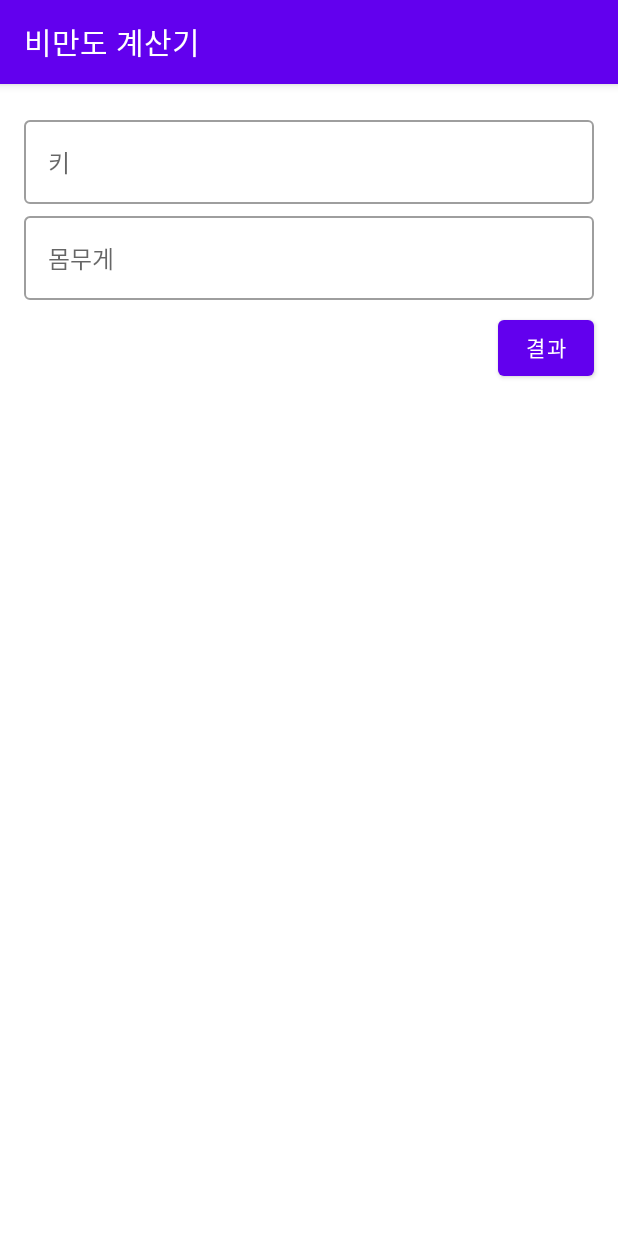
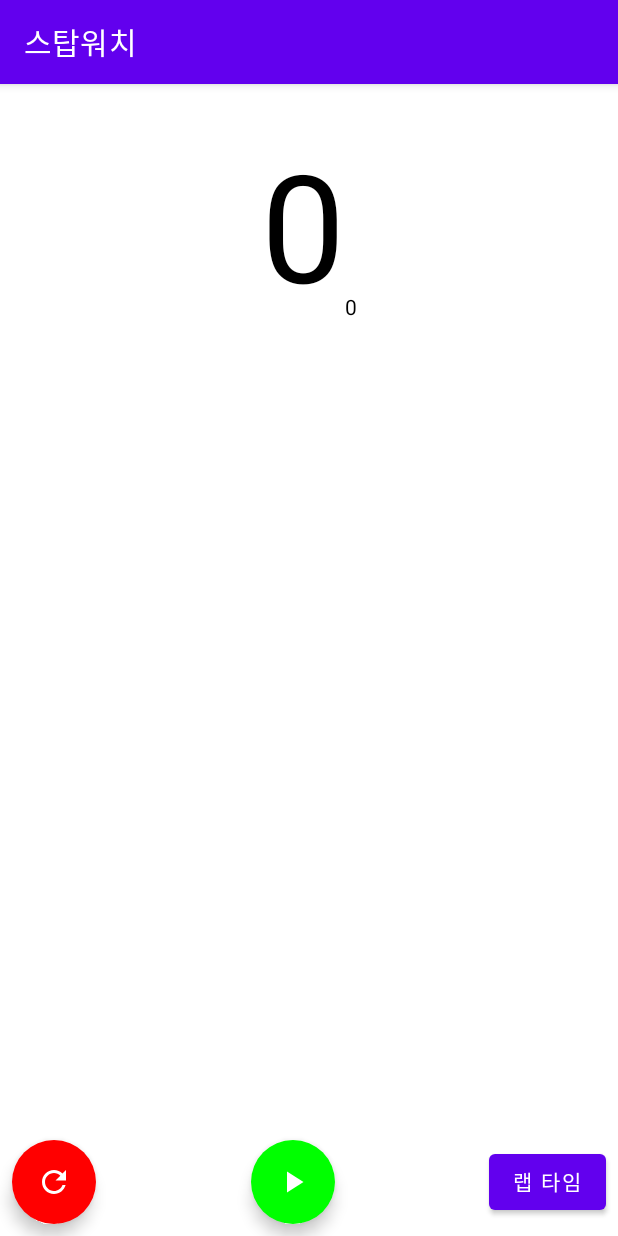
Before and after one commit to tkdgusl94/compose-sample, an Android app built with Jetpack Compose: the screen it shows after launch (MainActivity), on a phone screen of 412 x 824 dp. Run offline under Robolectric (Android 15) with nearby library versions, the phone set to English and light mode, and no system bars.

Commit message:
스탑워치

```diff
--- a/app/src/main/java/com/leveloper/compose_sample/MainActivity.kt
+++ b/app/src/main/java/com/leveloper/compose_sample/MainActivity.kt
@@ -4,43 +4,35 @@ import android.os.Bundle
 import androidx.activity.ComponentActivity
 import androidx.activity.compose.setContent
 import androidx.compose.foundation.Image
-import androidx.compose.foundation.clickable
 import androidx.compose.foundation.layout.Arrangement
 import androidx.compose.foundation.layout.Column
+import androidx.compose.foundation.layout.Row
 import androidx.compose.foundation.layout.Spacer
 import androidx.compose.foundation.layout.fillMaxSize
 import androidx.compose.foundation.layout.fillMaxWidth
 import androidx.compose.foundation.layout.height
 import androidx.compose.foundation.layout.padding
-import androidx.compose.foundation.layout.size
-import androidx.compose.foundation.text.KeyboardOptions
+import androidx.compose.foundation.rememberScrollState
+import androidx.compose.foundation.verticalScroll
 import androidx.compose.material.Button
-import androidx.compose.material.Icon
-import androidx.compose.material.OutlinedTextField
+import androidx.compose.material.FloatingActionButton
 import androidx.compose.material.Scaffold
 import androidx.compose.material.Text
 import androidx.compose.material.TopAppBar
-import androidx.compose.material.icons.Icons
-import androidx.compose.material.icons.filled.ArrowBack
 import androidx.compose.runtime.Composable
 import androidx.compose.runtime.State
 import androidx.compose.runtime.mutableStateOf
-import androidx.compose.runtime.saveable.rememberSaveable
 import androidx.compose.ui.Alignment
 import androidx.compose.ui.Modifier
 import androidx.compose.ui.graphics.Color
-import androidx.compose.ui.graphics.ColorFilter
 import androidx.compose.ui.res.painterResource
-import androidx.compose.ui.text.input.KeyboardType
+import androidx.compose.ui.tooling.preview.Preview
 import androidx.compose.ui.unit.dp
 import androidx.compose.ui.unit.sp
 import androidx.lifecycle.ViewModel
 import androidx.lifecycle.viewmodel.compose.viewModel
-import androidx.navigation.NavController
-import androidx.navigation.compose.NavHost
-import androidx.navigation.compose.composable
-import androidx.navigation.compose.rememberNavController
-import kotlin.math.pow
+import java.util.*
+import kotlin.concurrent.timer
 
 class MainActivity : ComponentActivity() {
 
@@ -48,136 +40,164 @@ class MainActivity : ComponentActivity() {
         super.onCreate(savedInstanceState)
 
         setContent {
-            val viewModel = viewModel<BmiViewModel>()
-            val navController = rememberNavController()
+            val viewModel = viewModel<MainViewModel>()
 
-            val bmi = viewModel.bmi.value
+            MainScreen(
+                sec = viewModel.sec.value,
+                milli = viewModel.milli.value,
+                isRunning = viewModel.isRunning.value,
+                lapTimes = viewModel.lapTimes.value,
+                onReset = viewModel::reset,
+                onToggle = { isRunning ->
+                    if (isRunning) viewModel.pause() else viewModel.start()
+                },
+                onLapTime = viewModel::recodeLapTime
+            )
+        }
+    }
+}
 
-            NavHost(navController = navController, startDestination = "home") {
-                composable(route = "home") {
-                    HomeScreen { height, weight ->
-                        viewModel.calculateBmi(height, weight)
+@Composable
+fun MainScreen(
+    sec: Int,
+    milli: Int,
+    isRunning: Boolean,
+    lapTimes: List<String>,
+    onReset: () -> Unit,
+    onToggle: (Boolean) -> Unit,
+    onLapTime: () -> Unit
+) {
+    Scaffold(
+        topBar = {
+            TopAppBar(title = { Text(text = "스탑워치") })
+        }
+    ) {
+        Column(
+            modifier = Modifier.fillMaxSize(),
+            horizontalAlignment = Alignment.CenterHorizontally
+        ) {
+            Spacer(modifier = Modifier.height(40.dp))
 
-                        navController.navigate("result")
-                    }
+            Row(
+                verticalAlignment = Alignment.Bottom
+            ) {
+                Text(text = "$sec", fontSize = 100.sp)
+                Text(text = "$milli")
+            }
+
+            Spacer(modifier = Modifier.height(16.dp))
+
+            Column(
+                modifier = Modifier
+                    .weight(1f)
+                    .verticalScroll(rememberScrollState())
+            ) {
+                lapTimes.forEach { lapTime ->
+                    Text(text = lapTime)
                 }
-                composable(route = "result") {
-                    ResultScreen(navController, bmi)
+            }
+
+            Row(
+                modifier = Modifier
+                    .padding(8.dp)
+                    .fillMaxWidth(),
+                horizontalArrangement = Arrangement.SpaceBetween,
+                verticalAlignment = Alignment.CenterVertically
+            ) {
+                FloatingActionButton(
+                    onClick = { onReset() },
+                    backgroundColor = Color.Red
+                ) {
+                    Image(
+                        painter = painterResource(id = R.drawable.ic_baseline_refresh_24),
+                        contentDescription = "reset"
+                    )
+                }
+
+                FloatingActionButton(
+                    onClick = { onToggle(isRunning) },
+                    backgroundColor = Color.Green
+                ) {
+                    Image(
+                        painter = painterResource(id = if (isRunning)
+                            R.drawable.ic_baseline_pause_24
+                        else
+                            R.drawable.ic_baseline_play_arrow_24
+                        ),
+                        contentDescription = "reset"
+                    )
+                }
+
+                Button(onClick = { onLapTime() }) {
+                    Text(text = "랩 타임")
                 }
             }
         }
     }
 }
 
+@Preview
 @Composable
-fun HomeScreen(
-    onClickResult: (Double, Double) -> Unit
-) {
-    val height = rememberSaveable { mutableStateOf("") }
-    val weight = rememberSaveable { mutableStateOf("") }
+fun abc() {
+    MainScreen(
+        sec = 20,
+        milli = 98,
+        isRunning = true,
+        lapTimes = emptyList(),
+        onReset = { /*TODO*/ },
+        onToggle = {}
+    ) {
 
-    Scaffold(
-        topBar = {
-            TopAppBar(
-                title = { Text(text = "비만도 계산기") }
-            )
-        }
-    ) {
-        Column(
-            modifier = Modifier.padding(16.dp)
-        ) {
-            OutlinedTextField(
-                value = height.value,
-                onValueChange = { height.value = it },
-                label = { Text(text = "키") },
-                modifier = Modifier.fillMaxWidth(),
-                keyboardOptions = KeyboardOptions(keyboardType = KeyboardType.Number)
-            )
-            OutlinedTextField(
-                value = weight.value,
-                onValueChange = { weight.value = it },
-                label = { Text(text = "몸무게") },
-                modifier = Modifier.fillMaxWidth(),
-                keyboardOptions = KeyboardOptions(keyboardType = KeyboardType.Number)
-            )
-            Spacer(modifier = Modifier.height(8.dp))
-            Button(
-                onClick = {
-                    if (height.value.isNotEmpty() && weight.value.isNotEmpty()) {
-                        onClickResult(height.value.toDouble(), weight.value.toDouble())
-                    }
-
-                },
-                modifier = Modifier.align(Alignment.End)
-            ) {
-                Text(text = "결과")
-            }
-        }
     }
 }
 
-@Composable
-fun ResultScreen(
-    navController: NavController,
-    bmi: Double
-) {
-    val text = when {
-        bmi >= 35 -> "고도비만"
-        bmi >= 30 -> "2단계 비만"
-        bmi >= 25 -> "1단계 비만"
-        bmi >= 23 -> "과체중"
-        bmi >= 18.5 -> "정상"
-        else -> "저체중"
+class MainViewModel : ViewModel() {
+    private var time = 0
+    private var timerTask: Timer? = null
+
+    private val _sec = mutableStateOf(0)
+    val sec: State<Int> get() = _sec
+
+    private val _milli = mutableStateOf(0)
+    val milli: State<Int> get() = _milli
+
+    private val _isRunning = mutableStateOf(false)
+    val isRunning: State<Boolean> get() = _isRunning
+
+    private val _lapTimes = mutableStateOf(mutableListOf<String>())
+    val lapTimes: State<List<String>> = _lapTimes
+
+    private var lap = 1
+
+    fun start() {
+        _isRunning.value = true
+
+        timerTask = timer(period = 10) {
+            time++
+            _sec.value = time / 100
+            _milli.value = time % 100
+        }
     }
 
-    val imageRes = when {
-        bmi >= 23 -> R.drawable.ic_baseline_sentiment_very_dissatisfied_24
-        bmi >= 18.5 -> R.drawable.ic_baseline_sentiment_satisfied_24
-        else -> R.drawable.ic_baseline_sentiment_dissatisfied_24
+    fun pause() {
+        _isRunning.value = false
+        timerTask?.cancel()
     }
 
-    Scaffold(
-        topBar = {
-            TopAppBar(
-                title = { Text(text = "비만도 계산기") },
-                navigationIcon = {
-                    Icon(
-                        imageVector = Icons.Default.ArrowBack,
-                        contentDescription = "home",
-                        modifier = Modifier.clickable {
-                            navController.popBackStack()
-                        }
-                    )
-                }
-            )
-        }
-    ) {
-        Column(
-            modifier = Modifier.fillMaxSize(),
-            verticalArrangement = Arrangement.Center,
-            horizontalAlignment = Alignment.CenterHorizontally
-        ) {
-            Text(text = text, fontSize = 30.sp)
-            Spacer(modifier = Modifier.height(50.dp))
-            Image(
-                painter = painterResource(id = imageRes),
-                contentDescription = null,
-                modifier = Modifier.size(100.dp),
-                colorFilter = ColorFilter.tint(Color.Black)
-            )
-        }
+    fun reset() {
+        _isRunning.value = false
+        timerTask?.cancel()
+
+        time = 0
+        _sec.value = 0
+        _milli.value = 0
+        _lapTimes.value.clear()
+        lap = 1
     }
+
+    fun recodeLapTime() {
+        _lapTimes.value.add(0, "$lap LAP : ${sec.value}.${milli.value}")
+        lap++
+    }
+
 }
-
-class BmiViewModel : ViewModel() {
-
-    private val _bmi = mutableStateOf(0.0)
-    val bmi: State<Double> = _bmi
-
-    fun calculateBmi(
-        height: Double,
-        weight: Double
-    ) {
-        _bmi.value = weight / (height / 100.0).pow(2.0)
-    }
-}
--- /dev/null
+++ b/app/src/main/res/drawable/ic_baseline_pause_24.xml
@@ -0,0 +1,9 @@
+<vector xmlns:android="http://schemas.android.com/apk/res/android"
+    android:width="24dp"
+    android:height="24dp"
+    android:viewportWidth="24"
+    android:viewportHeight="24">
+  <path
+      android:fillColor="@android:color/white"
+      android:pathData="M6,19h4L10,5L6,5v14zM14,5v14h4L18,5h-4z"/>
+</vector>
--- /dev/null
+++ b/app/src/main/res/drawable/ic_baseline_play_arrow_24.xml
@@ -0,0 +1,9 @@
+<vector xmlns:android="http://schemas.android.com/apk/res/android"
+    android:width="24dp"
+    android:height="24dp"
+    android:viewportWidth="24"
+    android:viewportHeight="24">
+  <path
+      android:fillColor="@android:color/white"
+      android:pathData="M8,5v14l11,-7z"/>
+</vector>
--- /dev/null
+++ b/app/src/main/res/drawable/ic_baseline_refresh_24.xml
@@ -0,0 +1,9 @@
+<vector xmlns:android="http://schemas.android.com/apk/res/android"
+    android:width="24dp"
+    android:height="24dp"
+    android:viewportWidth="24"
+    android:viewportHeight="24">
+  <path
+      android:fillColor="@android:color/white"
+      android:pathData="M17.65,6.35C16.2,4.9 14.21,4 12,4c-4.42,0 -7.99,3.58 -7.99,8s3.57,8 7.99,8c3.73,0 6.84,-2.55 7.73,-6h-2.08c-0.82,2.33 -3.04,4 -5.65,4 -3.31,0 -6,-2.69 -6,-6s2.69,-6 6,-6c1.66,0 3.14,0.69 4.22,1.78L13,11h7V4l-2.35,2.35z"/>
+</vector>
```
